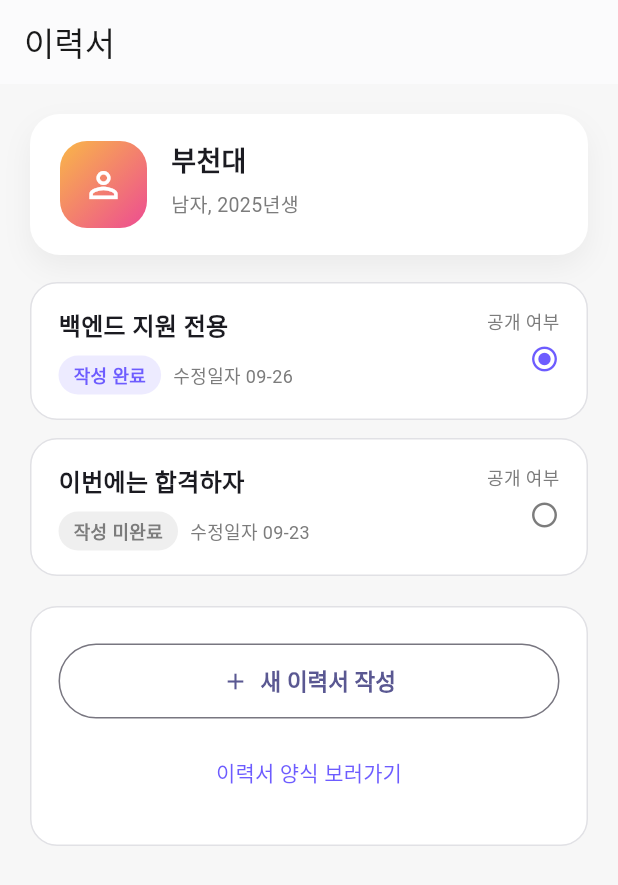
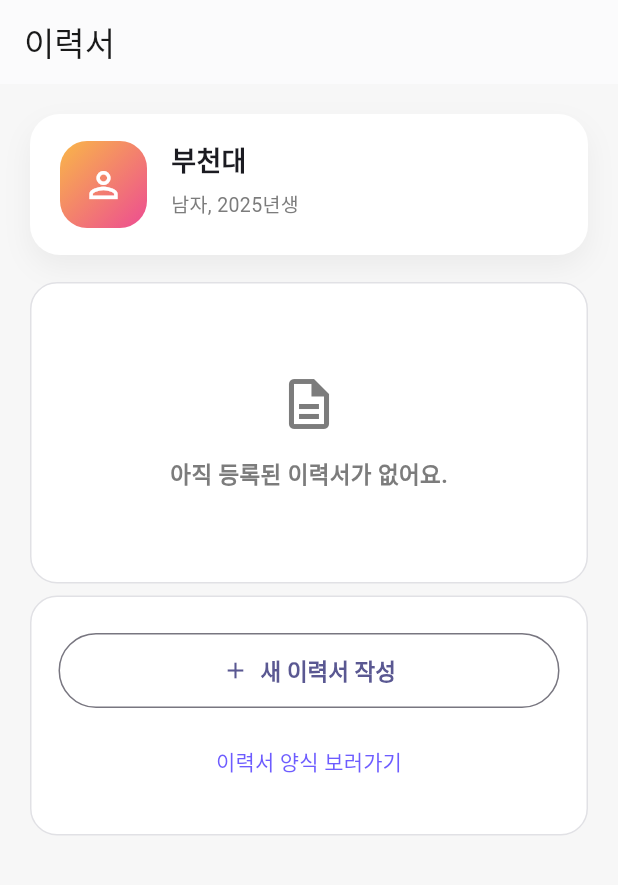
Before and after one commit to hoyoung13/readyai, a Flutter app: the ResumeDashboardPage screen opened by its route, on a phone screen of 412 x 824 dp. Shown: the top 885 px of the screen. Run offline on Flutter 3.47's test engine with Material 3 defaults, Android fonts, the phone set to English and light mode, and no system bars; our stand-ins replace camera, cloud_firestore, dio, firebase_auth, firebase_core, firebase_storage and 9 more; missing offline and left inert: ffmpeg_kit_flutter_new, googleapis, kakao_flutter_sdk_user; accounts and stored records are empty.

Commit message:
더 할게 있다면 이력서?

```diff
--- /dev/null
+++ b/lib/features/profile/resume/data/resume_repository.dart
@@ -0,0 +1,48 @@
+import 'package:shared_preferences/shared_preferences.dart';
+
+import 'package:ai/features/profile/resume/models/resume.dart';
+
+class ResumeRepository {
+  ResumeRepository._(this._prefs);
+
+  static const _storageKey = 'profile.resumes';
+
+  static ResumeRepository? _instance;
+
+  static Future<ResumeRepository> instance() async {
+    if (_instance != null) {
+      return _instance!;
+    }
+
+    final prefs = await SharedPreferences.getInstance();
+    _instance = ResumeRepository._(prefs);
+    return _instance!;
+  }
+
+  final SharedPreferences _prefs;
+
+  Future<List<Resume>> fetchAll() async {
+    final stored = _prefs.getStringList(_storageKey);
+    if (stored == null) {
+      return [];
+    }
+
+    return stored
+        .map((entry) => Resume.fromJson(entry))
+        .toList()
+      ..sort((a, b) => b.updatedAt.compareTo(a.updatedAt));
+  }
+
+  Future<void> save(Resume resume) async {
+    final resumes = await fetchAll();
+    final updated = <Resume>[
+      resume,
+      ...resumes.where((element) => element.id != resume.id),
+    ];
+
+    await _prefs.setStringList(
+      _storageKey,
+      updated.map((resume) => resume.toJson()).toList(),
+    );
+  }
+}
--- /dev/null
+++ b/lib/features/profile/resume/models/resume.dart
@@ -0,0 +1,68 @@
+import 'dart:convert';
+
+enum ResumeCompletionStatus { completed, inProgress }
+
+class Resume {
+  Resume({
+    required this.id,
+    required this.title,
+    required this.education,
+    required this.experience,
+    this.certificates,
+    this.preferences,
+    this.coverLetter,
+    this.portfolio,
+    required this.isPublic,
+    required this.updatedAt,
+  });
+
+  final String id;
+  final String title;
+  final String education;
+  final String experience;
+  final String? certificates;
+  final String? preferences;
+  final String? coverLetter;
+  final String? portfolio;
+  final bool isPublic;
+  final DateTime updatedAt;
+
+  ResumeCompletionStatus get completionStatus =>
+      education.trim().isNotEmpty && experience.trim().isNotEmpty
+          ? ResumeCompletionStatus.completed
+          : ResumeCompletionStatus.inProgress;
+
+  String get formattedDate =>
+      '${updatedAt.month.toString().padLeft(2, '0')}-${updatedAt.day.toString().padLeft(2, '0')}';
+
+  Map<String, dynamic> toMap() => {
+        'id': id,
+        'title': title,
+        'education': education,
+        'experience': experience,
+        'certificates': certificates,
+        'preferences': preferences,
+        'coverLetter': coverLetter,
+        'portfolio': portfolio,
+        'isPublic': isPublic,
+        'updatedAt': updatedAt.toIso8601String(),
+      };
+
+  String toJson() => jsonEncode(toMap());
+
+  factory Resume.fromMap(Map<String, dynamic> map) => Resume(
+        id: map['id'] as String,
+        title: map['title'] as String,
+        education: map['education'] as String,
+        experience: map['experience'] as String,
+        certificates: map['certificates'] as String?,
+        preferences: map['preferences'] as String?,
+        coverLetter: map['coverLetter'] as String?,
+        portfolio: map['portfolio'] as String?,
+        isPublic: map['isPublic'] as bool,
+        updatedAt: DateTime.parse(map['updatedAt'] as String),
+      );
+
+  factory Resume.fromJson(String source) =>
+      Resume.fromMap(jsonDecode(source) as Map<String, dynamic>);
+}
--- a/lib/features/profile/resume/resume_dashboard_page.dart
+++ b/lib/features/profile/resume/resume_dashboard_page.dart
@@ -1,33 +1,80 @@
 import 'package:flutter/material.dart';
 import 'package:go_router/go_router.dart';
-
+import 'package:ai/features/profile/resume/data/resume_repository.dart';
+import 'package:ai/features/profile/resume/models/resume.dart';
 import 'package:ai/features/tabs/tabs_shared.dart';
 
-class ResumeDashboardPage extends StatelessWidget {
+class ResumeDashboardPage extends StatefulWidget {
   const ResumeDashboardPage({super.key});
+
+  @override
+  State<ResumeDashboardPage> createState() => _ResumeDashboardPageState();
+}
+
+class _ResumeDashboardPageState extends State<ResumeDashboardPage> {
 
   static const _profileSummary = ResumeProfileSummary(
     name: '부천대',
     description: '남자, 2025년생',
   );
 
-  static final List<_ResumePreview> _samples = [
-    _ResumePreview(
-      title: '백엔드 지원 전용',
-      status: ResumeCompletionStatus.completed,
-      lastUpdated: DateTime(2024, 9, 26),
-      isPublic: true,
-    ),
-    _ResumePreview(
-      title: '이번에는 합격하자',
-      status: ResumeCompletionStatus.inProgress,
-      lastUpdated: DateTime(2024, 9, 23),
-      isPublic: false,
-    ),
-  ];
+   List<Resume> _resumes = const [];
+  bool _isLoading = true;
+
+  @override
+  void initState() {
+    super.initState();
+    _loadResumes();
+  }
+
+  Future<void> _loadResumes() async {
+    final repository = await ResumeRepository.instance();
+    final resumes = await repository.fetchAll();
+    if (!mounted) {
+      return;
+    }
+    setState(() {
+      _resumes = resumes;
+      _isLoading = false;
+    });
+  }
+
+  Future<void> _handleCreateResume() async {
+    final saved = await context.push<bool>(
+      '/profile/resume/new',
+      extra: _profileSummary,
+    );
+
+    if (saved == true && mounted) {
+      await _loadResumes();
+      if (!mounted) {
+        return;
+      }
+      ScaffoldMessenger.of(context).showSnackBar(
+        const SnackBar(content: Text('이력서가 저장되었습니다.')),
+      );
+    }
+  }
 
   @override
   Widget build(BuildContext context) {
+    final Widget resumeListContent;
+    if (_isLoading) {
+      resumeListContent = const Center(child: CircularProgressIndicator());
+    } else if (_resumes.isEmpty) {
+      resumeListContent = const _ResumeEmptyState();
+    } else {
+      resumeListContent = Column(
+        children: _resumes
+            .map(
+              (resume) => Padding(
+                padding: const EdgeInsets.only(bottom: 12),
+                child: _ResumePreviewTile(resume: resume),
+              ),
+            )
+            .toList(),
+      );
+    }
     return Scaffold(
       backgroundColor: AppColors.bg,
       appBar: AppBar(
@@ -39,20 +86,12 @@ class ResumeDashboardPage extends StatelessWidget {
       body: ListView(
         padding: const EdgeInsets.fromLTRB(20, 20, 20, 32),
         children: [
-          ResumeProfileHeaderCard(summary: _profileSummary),
+          const ResumeProfileHeaderCard(summary: _profileSummary),
           const SizedBox(height: 18),
-          ..._samples.map(
-            (resume) => Padding(
-              padding: const EdgeInsets.only(bottom: 12),
-              child: _ResumePreviewTile(resume: resume),
-            ),
-          ),
+          resumeListContent,
           const SizedBox(height: 8),
           _ResumeActions(
-            onCreate: () => context.push(
-              '/profile/resume/new',
-              extra: _profileSummary,
-            ),
+            onCreate: _handleCreateResume,
             onTemplates: () {},
           ),
         ],
@@ -69,25 +108,6 @@ class ResumeProfileSummary {
 
   final String name;
   final String description;
-}
-
-enum ResumeCompletionStatus { completed, inProgress }
-
-class _ResumePreview {
-  const _ResumePreview({
-    required this.title,
-    required this.status,
-    required this.lastUpdated,
-    required this.isPublic,
-  });
-
-  final String title;
-  final ResumeCompletionStatus status;
-  final DateTime lastUpdated;
-  final bool isPublic;
-
-  String get formattedDate =>
-      '${lastUpdated.month.toString().padLeft(2, '0')}-${lastUpdated.day.toString().padLeft(2, '0')}';
 }
 
 class ResumeProfileHeaderCard extends StatelessWidget {
@@ -162,14 +182,14 @@ class ResumeProfileHeaderCard extends StatelessWidget {
 class _ResumePreviewTile extends StatelessWidget {
   const _ResumePreviewTile({required this.resume});
 
-  final _ResumePreview resume;
+  final Resume resume;
 
   @override
   Widget build(BuildContext context) {
-    final statusLabel = resume.status == ResumeCompletionStatus.completed
+    final statusLabel = resume.completionStatus == ResumeCompletionStatus.completed
         ? '작성 완료'
         : '작성 미완료';
-    final statusColor = resume.status == ResumeCompletionStatus.completed
+    final statusColor = resume.completionStatus == ResumeCompletionStatus.completed
         ? const Color(0xFF6D5CFF)
         : AppColors.subtext;
 
@@ -300,3 +320,39 @@ class _ResumeActions extends StatelessWidget {
     );
   }
 }
+
+class _ResumeEmptyState extends StatelessWidget {
+  const _ResumeEmptyState();
+
+  @override
+  Widget build(BuildContext context) {
+    return Container(
+      width: double.infinity,
+      padding: const EdgeInsets.symmetric(vertical: 60),
+      decoration: BoxDecoration(
+        color: Colors.white,
+        borderRadius: BorderRadius.circular(18),
+        border: Border.all(color: const Color(0xFFE1E1E5)),
+      ),
+      child: Column(
+        mainAxisSize: MainAxisSize.min,
+        children: const [
+          Icon(
+            Icons.description_outlined,
+            color: AppColors.subtext,
+            size: 40,
+          ),
+          SizedBox(height: 16),
+          Text(
+            '아직 등록된 이력서가 없어요.',
+            style: TextStyle(
+              fontSize: 15,
+              color: AppColors.subtext,
+              fontWeight: FontWeight.w600,
+            ),
+          ),
+        ],
+      ),
+    );
+  }
+}
```
Also changed, not shown: lib/features/profile/resume/resume_editor_page.dart (+56 -2 lines).
